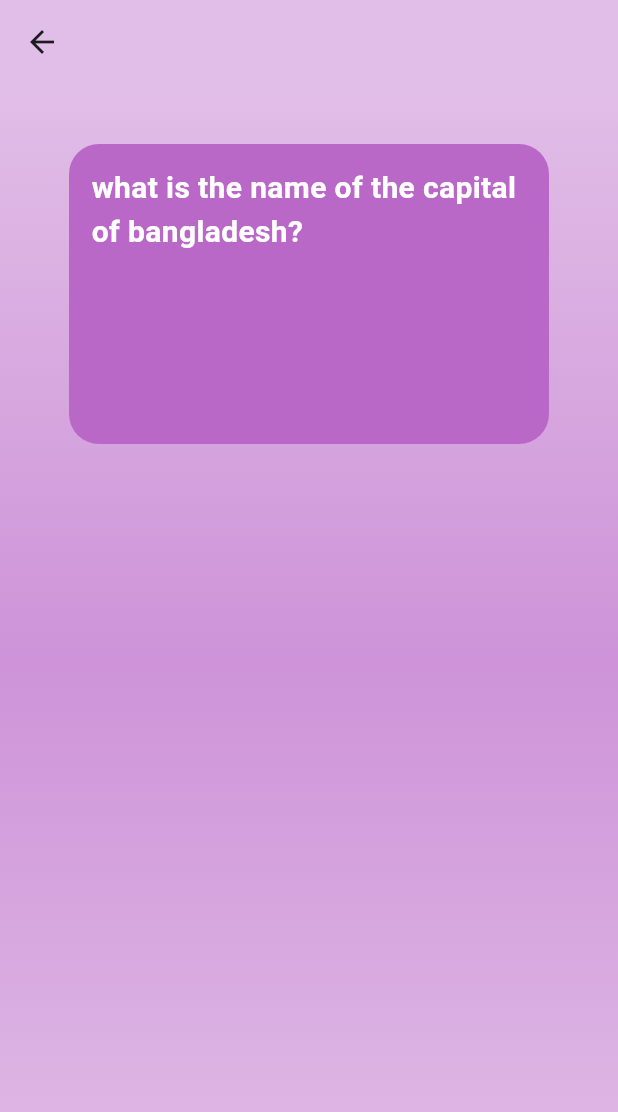
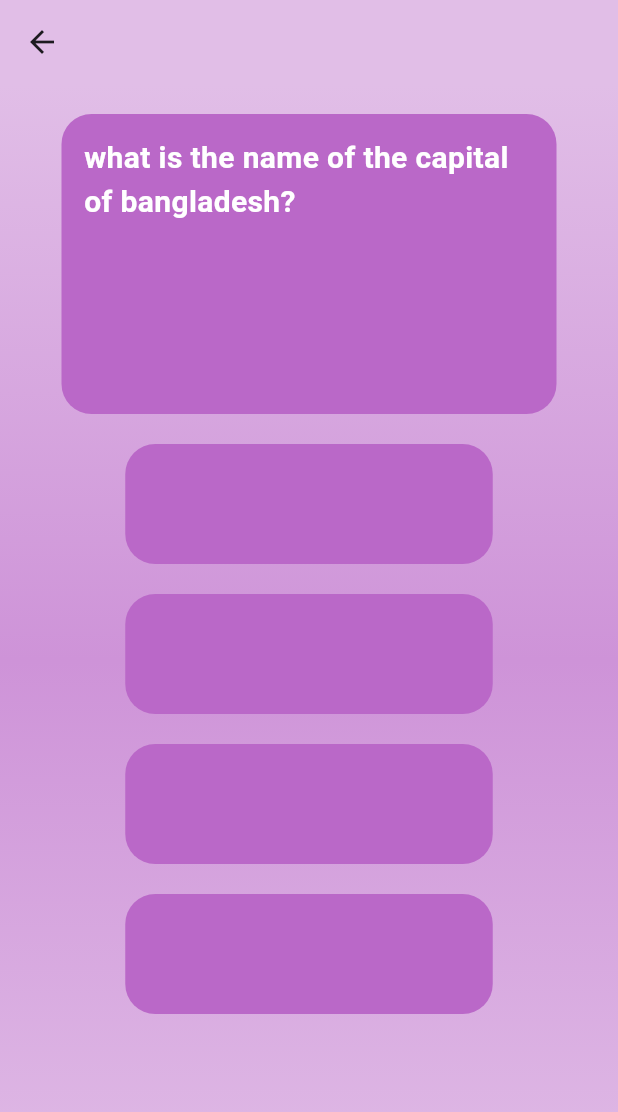
Before and after one commit to sohasara/Quiz-App, a Flutter app: the SportsPage screen opened directly, on a phone screen of 412 x 824 dp. Shown: the top 1112 px of the screen. Run offline on Flutter 3.47's test engine with Material 3 defaults, Android fonts, the phone set to English and light mode, and no system bars.

Commit message:
add padding

```diff
--- a/lib/ui/details/sports.dart
+++ b/lib/ui/details/sports.dart
@@ -26,12 +26,12 @@ class SportsPage extends StatelessWidget {
         child: Column(
           children: [
             const SizedBox(
-              height: 40,
+              height: 20,
             ),
             Container(
               padding: const EdgeInsets.all(15),
               height: 200,
-              width: 320,
+              width: 330,
               decoration: BoxDecoration(
                 color: Colors.purple[300],
                 borderRadius: BorderRadius.circular(20),
@@ -45,6 +45,28 @@ class SportsPage extends StatelessWidget {
                 ),
               ),
             ),
+            SizedBox(
+              width: 245,
+              height: 400,
+              child: ListView.builder(
+                itemCount: 4,
+                itemBuilder: (context, index) {
+                  return Padding(
+                    padding: const EdgeInsets.only(
+                      top: 20.0,
+                    ),
+                    child: Container(
+                      height: 80,
+                      width: 50,
+                      decoration: BoxDecoration(
+                        color: Colors.purple[300],
+                        borderRadius: BorderRadius.circular(20),
+                      ),
+                    ),
+                  );
+                },
+              ),
+            )
           ],
         ),
       ),
```
